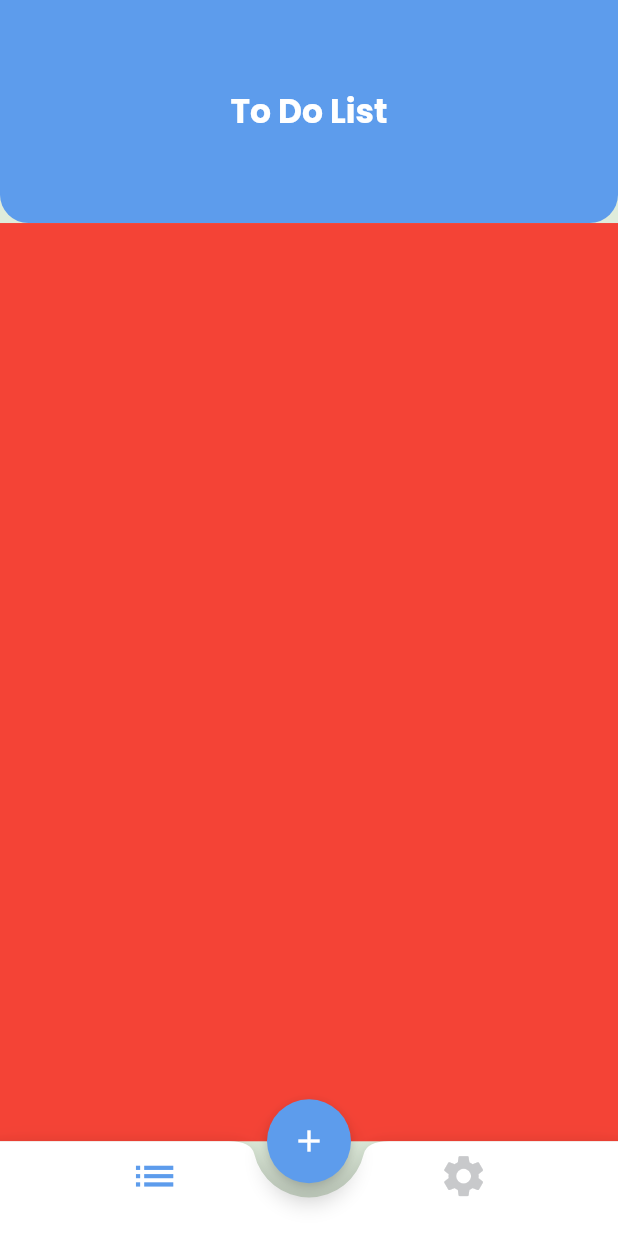
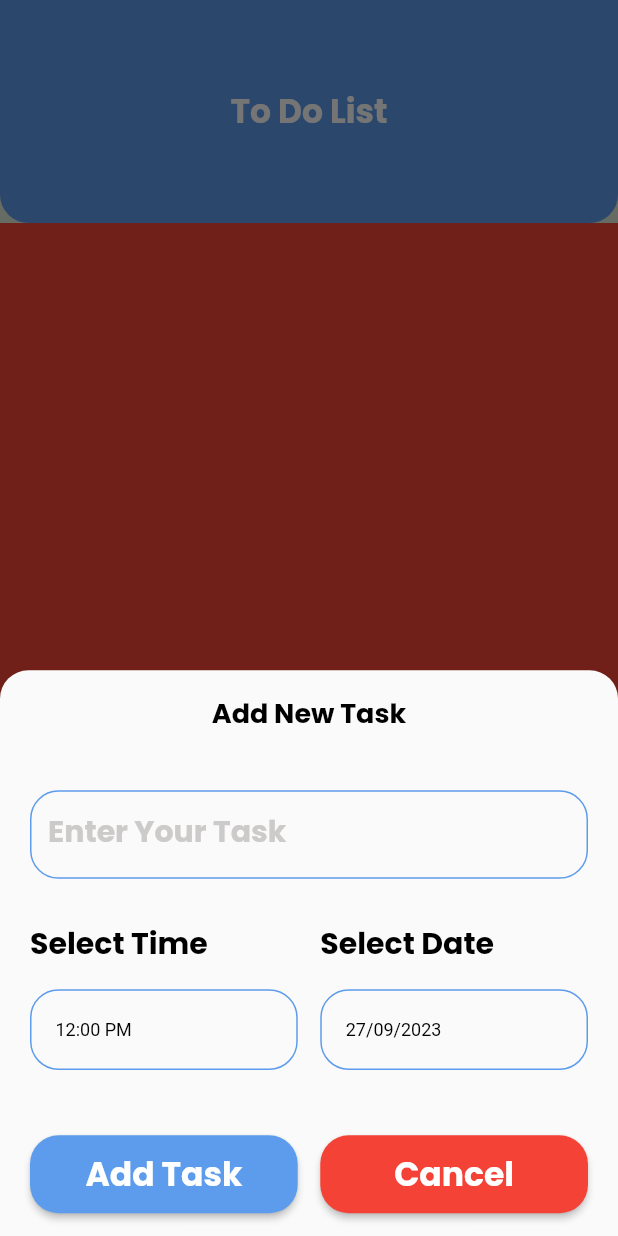
Before and after one commit to heshamgasser/todo_list, a Flutter app: the screen it shows after launch, after a tap on the "add" icon, on a phone screen of 412 x 824 dp. Run offline on Flutter 3.47's test engine with Material 2 defaults, Android fonts, the phone set to English and light mode, and no system bars; our stand-ins replace flutter_screenutil, google_fonts, shared_preferences; generated files the repository leaves out were written again.

Commit message:
add task ui design

```diff
--- a/lib/provider/home_provider.dart
+++ b/lib/provider/home_provider.dart
@@ -1,15 +1,34 @@
 import 'package:flutter/material.dart';
+import 'package:flutter_screenutil/flutter_screenutil.dart';
 import 'package:todo/tabs/setting_tab.dart';
 import 'package:todo/tabs/task_tabs.dart';
+import 'package:todo/widgets/tasks_widget/add_task_widget.dart';
 
-class HomeProvider extends ChangeNotifier{
+class HomeProvider extends ChangeNotifier {
   List<Widget> tabs = [TasksTab(), SettingTab()];
 
   int selectedIndex = 0;
 
-
-  void changeIndex (int index){
+  void changeIndex(int index) {
     selectedIndex = index;
     notifyListeners();
   }
+
+  void showAddTaskBottomSheet(BuildContext context) {
+    showModalBottomSheet(
+      isDismissible: false,
+      isScrollControlled: true,
+      shape: RoundedRectangleBorder(
+        borderRadius: BorderRadius.only(
+          topRight: Radius.circular(20.r),
+          topLeft: Radius.circular(20.r),
+        ),
+      ),
+      context: context,
+      builder: (context) {
+        return AddTask();
+      },
+    );
+    notifyListeners();
+  }
 }
--- a/lib/screens/home_screen.dart
+++ b/lib/screens/home_screen.dart
@@ -15,6 +15,7 @@ class HomeScreen extends StatelessWidget {
         var homeProvider = Provider.of<HomeProvider>(context);
 
         return Scaffold(
+          extendBody: true,
           appBar: AppBar(
             title: Text(
               'To Do List',
@@ -22,13 +23,13 @@ class HomeScreen extends StatelessWidget {
             ),
           ),
           bottomNavigationBar: BottomAppBar(
-
             shape: CircularNotchedRectangle(
             ),
             notchMargin: 10.r,
             clipBehavior: Clip.antiAliasWithSaveLayer,
 
             child: BottomNavigationBar(
+
               currentIndex: homeProvider.selectedIndex,
               onTap: (value) {
                 homeProvider.changeIndex(value);
@@ -53,9 +54,11 @@ class HomeScreen extends StatelessWidget {
             ),
           ),
           floatingActionButton: FloatingActionButton(
-
+            shape: StadiumBorder(side: BorderSide(color: Colors.white , width: 4.r),),
             child: Icon(Icons.add),
-            onPressed: () {},
+            onPressed: () {
+              homeProvider.showAddTaskBottomSheet(context);
+            },
           ),
           floatingActionButtonLocation: FloatingActionButtonLocation.centerDocked,
 
--- /dev/null
+++ b/lib/widgets/tasks_widget/add_task_widget.dart
@@ -0,0 +1,72 @@
+import 'package:flutter/material.dart';
+import 'package:flutter_screenutil/flutter_screenutil.dart';
+import 'package:todo/style/app_colors.dart';
+import 'package:todo/widgets/tasks_widget/date_time_container.dart';
+import 'package:todo/widgets/tasks_widget/task_elevated_button.dart';
+import 'package:todo/widgets/tasks_widget/task_text_form_field.dart';
+
+class AddTask extends StatelessWidget {
+  const AddTask({super.key});
+
+  @override
+  Widget build(BuildContext context) {
+    return Padding(
+      padding: EdgeInsets.symmetric(horizontal: 20.w, vertical: 16.h),
+      child: Column(
+        crossAxisAlignment: CrossAxisAlignment.stretch,
+        mainAxisSize: MainAxisSize.min,
+        children: [
+          Text(
+            'Add New Task',
+            textAlign: TextAlign.center,
+            style: Theme.of(context).textTheme.displayMedium,
+          ),
+          SizedBox(height: 40.h),
+          TaskTextFormField('Enter Your Task'),
+          SizedBox(height: 30.h),
+          Row(
+            children: [
+              Expanded(
+                  child: Text(
+                'Select Time',
+                style: Theme.of(context).textTheme.displayLarge,
+              )),
+              SizedBox(width: 15.w),
+              Expanded(
+                  child: Text(
+                'Select Date',
+                style: Theme.of(context).textTheme.displayLarge,
+              )),
+            ],
+          ),
+          Row(
+            children: [
+              DateTimeContainer('12:00 PM'),
+              SizedBox(width: 15.w),
+              DateTimeContainer('27/09/2023'),
+            ],
+          ),
+          SizedBox(height: 30.h),
+          Row(
+            children: [
+              TaskElevatedButton(
+                buttonText: 'Add Task',
+                buttonColor: AppColors.lightTaskColor,
+                buttonFunction: () {},
+              ),
+              SizedBox(width: 15.w),
+              TaskElevatedButton(
+                  buttonText: 'Cancel',
+                  buttonColor: Colors.red,
+                  buttonFunction: (){
+                    Navigator.pop(context);
+                  }
+
+              ),
+            ],
+          ),
+        ],
+      ),
+    );
+  }
+}
--- /dev/null
+++ b/lib/widgets/tasks_widget/date_time_container.dart
@@ -0,0 +1,26 @@
+import 'package:flutter/material.dart';
+import 'package:flutter_screenutil/flutter_screenutil.dart';
+
+import '../../style/app_colors.dart';
+
+class DateTimeContainer extends StatelessWidget {
+  String dateTimeText;
+
+
+  DateTimeContainer(this.dateTimeText);
+
+  @override
+  Widget build(BuildContext context) {
+    return Expanded(
+      child: Container(
+        margin: EdgeInsets.symmetric(vertical: 16.h),
+        padding: EdgeInsets.symmetric(vertical: 20.h, horizontal: 16.w),
+        decoration: BoxDecoration(
+          border: Border.all(color: AppColors.lightTaskColor),
+          borderRadius: BorderRadius.circular(20.r),
+        ),
+        child: Text(dateTimeText, style: Theme.of(context).textTheme.displaySmall,),
+      ),
+    );
+  }
+}
--- /dev/null
+++ b/lib/widgets/tasks_widget/task_elevated_button.dart
@@ -0,0 +1,37 @@
+import 'package:flutter/material.dart';
+import 'package:flutter_screenutil/flutter_screenutil.dart';
+
+import '../../style/app_colors.dart';
+
+class TaskElevatedButton extends StatelessWidget {
+  String buttonText;
+  Color buttonColor;
+  Function buttonFunction;
+
+  TaskElevatedButton(
+      {required this.buttonText,
+      required this.buttonColor,
+      required this.buttonFunction});
+
+  @override
+  Widget build(BuildContext context) {
+    return Expanded(
+      child: ElevatedButton(
+        style: ElevatedButton.styleFrom(
+          shape: RoundedRectangleBorder(
+            borderRadius: BorderRadius.circular(20.r),
+          ),
+          padding: EdgeInsets.symmetric(vertical: 10.h, horizontal: 16.w),
+          backgroundColor: buttonColor,
+        ),
+        onPressed: () {
+          buttonFunction();
+        },
+        child: Text(
+          buttonText,
+          style: Theme.of(context).textTheme.titleLarge,
+        ),
+      ),
+    );
+  }
+}
--- /dev/null
+++ b/lib/widgets/tasks_widget/task_text_form_field.dart
@@ -0,0 +1,43 @@
+import 'package:flutter/material.dart';
+import 'package:flutter_screenutil/flutter_screenutil.dart';
+
+class TaskTextFormField extends StatelessWidget {
+ String labelText;
+
+
+ TaskTextFormField(this.labelText);
+
+  @override
+  Widget build(BuildContext context) {
+    return TextFormField(
+      decoration: InputDecoration(
+          border: OutlineInputBorder(
+            borderRadius: BorderRadius.circular(20.r),
+            borderSide: BorderSide(
+              color: Color(0xFF5D9CEC),
+            ),
+          ),
+          enabledBorder: OutlineInputBorder(
+            borderRadius: BorderRadius.circular(20.r),
+            borderSide: BorderSide(
+              color: Color(0xFF5D9CEC),
+            ),
+          ),
+          disabledBorder: OutlineInputBorder(
+            borderRadius: BorderRadius.circular(20.r),
+            borderSide: BorderSide(
+              color: Color(0xFF5D9CEC),
+            ),
+          ),
+          errorBorder: OutlineInputBorder(
+            borderRadius: BorderRadius.circular(20.r),
+            borderSide: BorderSide(
+              color: Colors.red,
+            ),
+          ),
+          labelText: labelText,
+          labelStyle: Theme.of(context).textTheme.labelLarge
+      ),
+    );
+  }
+}
```
